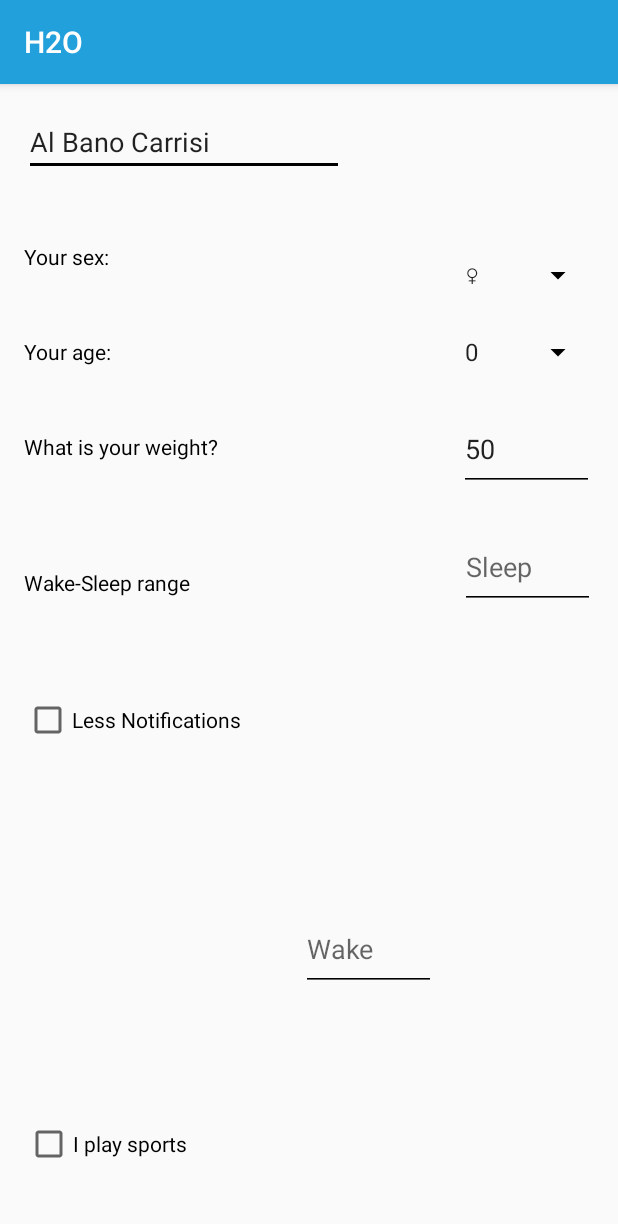
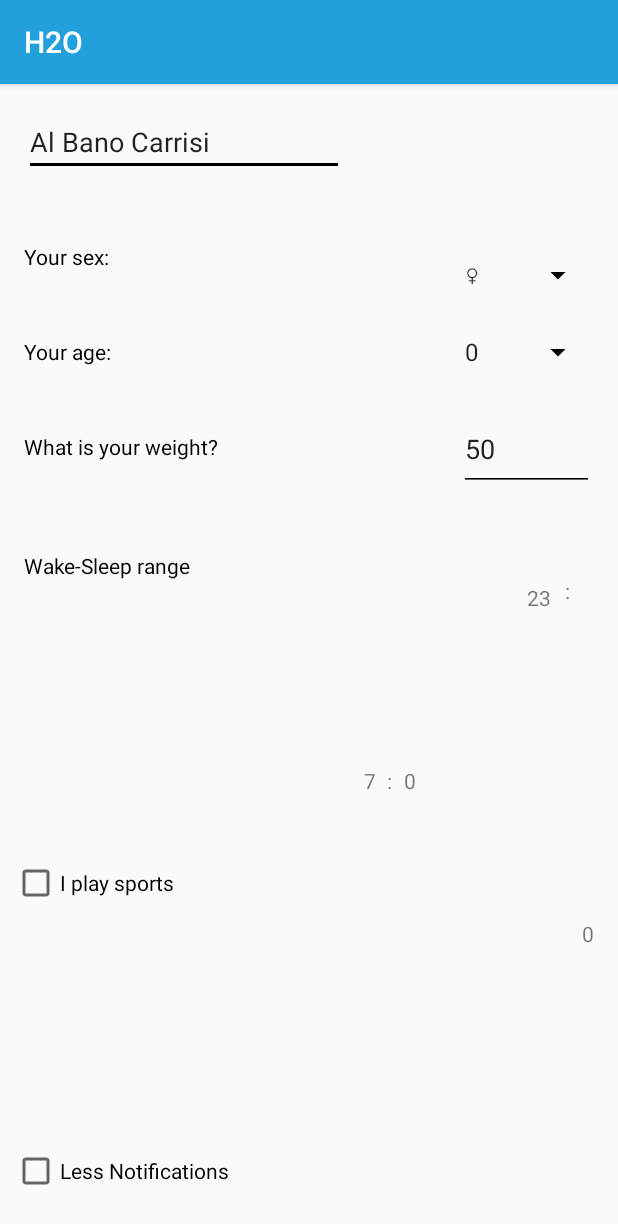
Before and after one commit to francescoFabris/H2Ofunzionante, an Android app: the InputActivity screen opened directly, with no data from a screen before it, on a phone screen of 412 x 824 dp. Shown: the top 1224 px of the screen. Run offline under Robolectric (Android 15) with nearby library versions, the phone set to English and light mode, and no system bars.

Commit message:
-fatta un sacco de roba

```diff
--- a/app/src/main/java/it/unipd/dei/esp1617/h2o/InputActivity.java
+++ b/app/src/main/java/it/unipd/dei/esp1617/h2o/InputActivity.java
@@ -1,8 +1,12 @@
 package it.unipd.dei.esp1617.h2o;
 
 //import android.annotation.SuppressLint;
+import android.app.TimePickerDialog;
 import android.content.SharedPreferences;
+import android.icu.util.Calendar;
+import android.os.Build;
 import android.os.Bundle;
+import android.support.annotation.RequiresApi;
 import android.support.v7.app.AppCompatActivity;
 import android.text.Editable;
 import android.text.TextWatcher;
@@ -12,6 +16,8 @@ import android.widget.ArrayAdapter;
 import android.widget.CheckBox;
 import android.widget.EditText;
 import android.widget.Spinner;
+import android.widget.TextView;
+import android.widget.TimePicker;
 import android.widget.Toast;
 /**
  * Created by boemd on 04/04/2017.
@@ -37,20 +43,27 @@ public class InputActivity extends AppCompatActivity
         boolean male = preferences.getBoolean("male_value",false);  //male = true, female = false;
         String name = preferences.getString("name_value", "Al Bano Carrisi");
         int quantity = preferences.getInt("quantity", 0);
-        //mancano gli orari!!
+        final int hourW = preferences.getInt("hour_w", 7);
+        final int minW = preferences.getInt("min_w", 0);
+        final int hourS = preferences.getInt("hour_s", 23);
+        final int minS = preferences.getInt("min_s", 0);
+
 
         //aggancio widget con IDs
         final EditText spaceName=(EditText) findViewById(R.id.name_space);
         EditText spaceWeight=(EditText) findViewById(R.id.weight);
-        EditText spaceSport=(EditText) findViewById(R.id.sport_time);
+        //EditText spaceSport=(EditText) findViewById(R.id.sport_time);
         Spinner spinnerSex=(Spinner) findViewById(R.id.sex_spinner);
         final Spinner spinnerAge=(Spinner) findViewById(R.id.age_spinner);
-        EditText spaceSleep=(EditText) findViewById(R.id.sleep_time);
-        EditText spaceWake=(EditText) findViewById(R.id.wake_time);
+        TextView wakeHour=(TextView) findViewById(R.id.wake_hour);
+        TextView wakeMin=(TextView) findViewById(R.id.wake_min);
+        TextView sleepHour=(TextView) findViewById(R.id.sleep_hour);
+        TextView sleepMin=(TextView) findViewById(R.id.sleep_min);
         CheckBox checkNot = (CheckBox) findViewById(R.id.less_notifications);
-
+        CheckBox checkSport= (CheckBox) findViewById(R.id.sport_box);
         //CheckBox
         checkNot.setChecked(lessnot);
+        checkSport.setChecked(sport);
 
         //EditText
         if(name.equals(""))
@@ -59,7 +72,6 @@ public class InputActivity extends AppCompatActivity
         }
         spaceName.setText(name);
         spaceWeight.setText(Integer.toString(weight)); //Non è stato messo l'Integer puro perché causava un bug nell'apertura
-        //spaceSport.setText();
         //spaceSleep.setText();
         //spaceSleep.setText();
 
@@ -143,7 +155,75 @@ public class InputActivity extends AppCompatActivity
             }
         });
 
+
+        wakeHour.setText(Integer.toString(hourW));
+        wakeMin.setText(Integer.toString(minW));
+        sleepHour.setText(Integer.toString(hourS));
+        sleepMin.setText(Integer.toString(minS));
+
+        wakeHour.setOnClickListener(new View.OnClickListener(){
+            @Override
+            public void onClick(View v){
+                showTimeDialogW(v, hourW, minW);
+            }
+        });
+
+        wakeMin.setOnClickListener(new View.OnClickListener(){
+            @Override
+            public void onClick(View v){
+                showTimeDialogW(v, hourW, minW);
+            }
+        });
+
+        sleepHour.setOnClickListener(new View.OnClickListener(){
+            @Override
+            public void onClick(View v){
+                showTimeDialogS(v, hourS, minS);
+            }
+        });
+
+        sleepMin.setOnClickListener(new View.OnClickListener(){
+            @Override
+            public void onClick(View v){
+                showTimeDialogS(v, hourS, minS);
+            }
+        });
+
     }
+
+    private void showTimeDialogW(View v, int hour, int min){
+        (new TimePickerDialog(InputActivity.this, timeSetListenerW, hour,min,true)).show();
+    }
+
+    private void showTimeDialogS(View v, int hour, int min){
+        (new TimePickerDialog(InputActivity.this, timeSetListenerS, hour,min,true)).show();
+    }
+
+    private TimePickerDialog.OnTimeSetListener timeSetListenerW = new TimePickerDialog.OnTimeSetListener() {
+        @Override
+        public void onTimeSet(TimePicker view, int hourOfDay, int minute)
+        {
+            int hourW = hourOfDay;
+            int minW = minute;
+            TextView wakeH = (TextView) findViewById(R.id.wake_hour);
+            TextView wakeM = (TextView) findViewById(R.id.wake_min);
+            wakeH.setText(Integer.toString(hourW));
+            wakeM.setText(Integer.toString(minW));
+        }
+    };
+
+    private TimePickerDialog.OnTimeSetListener timeSetListenerS = new TimePickerDialog.OnTimeSetListener() {
+        @Override
+        public void onTimeSet(TimePicker view, int hourOfDay, int minute)
+        {
+            int hourW = hourOfDay;
+            int minW = minute;
+            TextView sleepH = (TextView) findViewById(R.id.sleep_hour);
+            TextView sleepM = (TextView) findViewById(R.id.sleep_min);
+            sleepH.setText(Integer.toString(hourW));
+            sleepM.setText(Integer.toString(minW));
+        }
+    };
 
     //@SuppressLint("CommitPrefsEdit")
     @Override
@@ -167,8 +247,12 @@ public class InputActivity extends AppCompatActivity
         String name = spaceName.getText().toString();
         CheckBox checkNoti = (CheckBox)findViewById(R.id.less_notifications) ;
         boolean lessnot = checkNoti.isChecked();
-        CheckBox checkSport = (CheckBox)findViewById(R.id.less_notifications) ;
-        boolean sport = checkNoti.isChecked();
+        CheckBox checkSport = (CheckBox)findViewById(R.id.sport_box) ;
+        boolean sport = checkSport.isChecked();
+        int hourW = 0+Integer.parseInt(((TextView)findViewById(R.id.wake_hour)).getText().toString());
+        int minW = 0+Integer.parseInt(((TextView)findViewById(R.id.wake_min)).getText().toString());
+        int hourS = 0+Integer.parseInt(((TextView)findViewById(R.id.sleep_hour)).getText().toString());
+        int minS = 0+Integer.parseInt(((TextView)findViewById(R.id.sleep_min)).getText().toString());
 
 
         //salvataggio dello stato persistente
@@ -178,14 +262,20 @@ public class InputActivity extends AppCompatActivity
         editor.putBoolean("male_value",male);
         editor.putString("name_value",name);
         editor.putBoolean("sport_value",sport);
+        editor.putInt("hour_w",hourW);
+        editor.putInt("min_w",minW);
+        editor.putInt("hour_s",hourS);
+        editor.putInt("min_s",minS);
+
         if(modificationsHaveOccurred){
             editor.putInt("quantity",getQuantity());
         }
+
         //salvataggio in mutua esclusione
         editor.commit();
 
         if(modificationsHaveOccurred){
-            scheduleNotifications();
+            //scheduleNotifications();
         }
     }
 
@@ -253,12 +343,23 @@ public class InputActivity extends AppCompatActivity
         return quantity;
     }
 
+
+    /*
     //questo metodo viene invocato quando l'activity viene messa in pausa se i valori di input subiscono delle modifiche
     //gli orari delle notifiche vengono schedulati utilizzando il nuovo input
     private void scheduleNotifications()
     {
         SharedPreferences preferences = getPreferences(MODE_PRIVATE);
-        int quantity = preferences.getInt("quantity", 0);
-        MyTime wake, sleep, sport;
+        int bicchieri = (Integer) (preferences.getInt("quantity", 0))/200;
+        MyTime wake, sleep;
+        int hours[] = new int[24];
+        int slot = sleep.getHour()-wake.getHour()+1;
+        int free = slot-bicchieri; //se>0 ho più slot che bicchieri
+        int extra = -free;
+        if(extra>0){
+
+        }
     }
+    */
+
 }
--- a/app/src/main/res/layout/activity_input.xml
+++ b/app/src/main/res/layout/activity_input.xml
@@ -117,81 +117,134 @@
         android:layout_width="wrap_content"
         android:layout_height="wrap_content"
         android:layout_marginEnd="8dp"
-        android:layout_marginLeft="16dp"
-        android:layout_marginRight="8dp"
         android:layout_marginStart="16dp"
         android:text="@string/time_insert"
         android:textColor="@android:color/black"
-        app:layout_constraintHorizontal_bias="0.0"
+        android:layout_marginTop="60dp"
+        app:layout_constraintTop_toBottomOf="@+id/weight_field"
+        android:layout_marginLeft="16dp"
         app:layout_constraintLeft_toLeftOf="parent"
-        app:layout_constraintRight_toLeftOf="@+id/wake_time"
-        android:layout_marginTop="71dp"
-        app:layout_constraintTop_toBottomOf="@+id/weight_field"/>
-
-    <EditText
-        android:id="@+id/wake_time"
-        android:layout_width="90dp"
-        android:layout_height="55dp"
-        android:layout_marginEnd="16dp"
-        android:backgroundTint="@android:color/black"
-        android:ems="10"
-        android:inputType="time"
-        android:textColorLink="@android:color/black"
-        android:hint="@string/wake"
-        app:layout_constraintRight_toLeftOf="@+id/sleep_time"
-        android:layout_marginRight="13dp"
-        app:layout_constraintBottom_toBottomOf="parent"
-        android:layout_marginBottom="163dp"
-        android:layout_marginTop="8dp"
-        app:layout_constraintTop_toBottomOf="@+id/weight"
-        app:layout_constraintVertical_bias="1.0"/>
-
-    <EditText
-        android:id="@+id/sleep_time"
-        android:layout_width="90dp"
-        android:layout_height="55dp"
-        android:layout_marginEnd="15dp"
-        android:backgroundTint="@android:color/black"
-        android:ems="10"
-        android:inputType="time"
-        android:hint="@string/sleep"
-        tools:layout_constraintBaseline_creator="1"
-        android:layout_marginRight="16dp"
-        app:layout_constraintRight_toRightOf="parent"
-        android:layout_marginTop="23dp"
-        app:layout_constraintTop_toBottomOf="@+id/weight"
-        app:layout_constraintBottom_toBottomOf="parent"
-        android:layout_marginBottom="8dp"
-        app:layout_constraintVertical_bias="0.0"/>
+        app:layout_constraintRight_toLeftOf="@+id/wake_hour"
+        android:layout_marginRight="8dp"
+        app:layout_constraintHorizontal_bias="0.0"/>
 
     <CheckBox
         android:id="@+id/less_notifications"
         android:layout_width="wrap_content"
         android:layout_height="wrap_content"
-        android:layout_marginLeft="16dp"
         android:text="@string/less_not"
-        app:layout_constraintLeft_toLeftOf="parent"
-        android:layout_marginTop="31dp"
-        app:layout_constraintTop_toBottomOf="@+id/wake_field"
-        android:layout_marginBottom="8dp"
-        app:layout_constraintBottom_toTopOf="@+id/sport_box"
+        android:layout_marginLeft="8dp"
+        app:layout_constraintBottom_toBottomOf="parent"
+        android:layout_marginBottom="27dp"
         android:layout_marginRight="8dp"
         app:layout_constraintRight_toRightOf="parent"
-        app:layout_constraintHorizontal_bias="0.0"
-        app:layout_constraintVertical_bias="0.125"/>
+        app:layout_constraintLeft_toLeftOf="parent"
+        app:layout_constraintHorizontal_bias="0.0"/>
 
     <CheckBox
         android:id="@+id/sport_box"
         android:layout_width="wrap_content"
         android:layout_height="wrap_content"
         android:text="@string/sport_insert"
+        android:layout_marginRight="255dp"
+        app:layout_constraintRight_toRightOf="parent"
+        android:layout_marginTop="8dp"
+        app:layout_constraintTop_toBottomOf="@+id/wake_field"
+        android:layout_marginBottom="8dp"
+        app:layout_constraintBottom_toTopOf="@+id/less_notifications"
+        app:layout_constraintVertical_bias="0.54"
         android:layout_marginLeft="8dp"
         app:layout_constraintLeft_toLeftOf="parent"
+        app:layout_constraintHorizontal_bias="0.0"/>
+
+
+
+    <TextView
+        android:id="@+id/wake_hour"
+        android:layout_width="wrap_content"
+        android:layout_height="wrap_content"
+        android:text="wH"
+        android:onClick="onClick"
+        android:clickable="true"
+        app:layout_constraintRight_toLeftOf="@+id/twoPoints1"
+        android:layout_marginRight="7dp"
+        app:layout_constraintBottom_toBottomOf="parent"
+        android:layout_marginBottom="8dp"
+        app:layout_constraintTop_toTopOf="parent"
+        android:layout_marginTop="8dp"
+        app:layout_constraintVertical_bias="0.61"/>
+    <TextView
+        android:id="@+id/wake_min"
+        android:layout_width="wrap_content"
+        android:layout_height="wrap_content"
+        android:text="wM"
+        android:onClick="onClick"
+        android:clickable="true"
+        app:layout_constraintLeft_toRightOf="@+id/twoPoints1"
+        android:layout_marginLeft="8dp"
+        app:layout_constraintRight_toLeftOf="@+id/sleep_hour"
         android:layout_marginRight="8dp"
+        app:layout_constraintHorizontal_bias="0.0"
+        app:layout_constraintBottom_toBottomOf="parent"
+        android:layout_marginBottom="8dp"
+        app:layout_constraintTop_toTopOf="parent"
+        android:layout_marginTop="8dp"
+        app:layout_constraintVertical_bias="0.61"/>
+
+    <TextView
+        android:id="@+id/twoPoints1"
+        android:layout_width="wrap_content"
+        android:layout_height="wrap_content"
+        android:text=":"
+        app:layout_constraintBottom_toBottomOf="parent"
+        android:layout_marginBottom="8dp"
+        app:layout_constraintTop_toTopOf="parent"
+        android:layout_marginTop="8dp"
+        app:layout_constraintVertical_bias="0.61"
+        android:layout_marginLeft="258dp"
+        app:layout_constraintLeft_toLeftOf="parent"/>
+
+    <TextView
+        android:id="@+id/sleep_hour"
+        android:layout_width="wrap_content"
+        android:layout_height="wrap_content"
+        android:text="sH"
+        android:onClick="onClick"
+        android:clickable="true"
+        app:layout_constraintRight_toLeftOf="@+id/twoPoints2"
+        android:layout_marginRight="9dp"
+        android:layout_marginTop="8dp"
+        app:layout_constraintTop_toBottomOf="@+id/weight"
+        app:layout_constraintBottom_toBottomOf="parent"
+        android:layout_marginBottom="8dp"
+        app:layout_constraintVertical_bias="0.115"/>
+    <TextView
+        android:id="@+id/sleep_min"
+        android:layout_width="wrap_content"
+        android:layout_height="wrap_content"
+        android:text="sM"
+        android:onClick="onClick"
+        android:clickable="true"
+        android:layout_marginRight="16dp"
         app:layout_constraintRight_toRightOf="parent"
         app:layout_constraintBottom_toBottomOf="parent"
-        android:layout_marginBottom="45dp"
-        app:layout_constraintHorizontal_bias="0.03"/>
+        android:layout_marginBottom="192dp"
+        android:layout_marginTop="8dp"
+        app:layout_constraintTop_toBottomOf="@+id/weight"
+        app:layout_constraintVertical_bias="1.0"/>
+
+    <TextView
+        android:id="@+id/twoPoints2"
+        android:layout_width="wrap_content"
+        android:layout_height="wrap_content"
+        android:text=":"
+        app:layout_constraintRight_toLeftOf="@+id/sleep_min"
+        android:layout_marginRight="8dp"
+        android:layout_marginTop="8dp"
+        app:layout_constraintTop_toBottomOf="@+id/weight"
+        app:layout_constraintBottom_toBottomOf="parent"
+        android:layout_marginBottom="8dp"
+        app:layout_constraintVertical_bias="0.105"/>
 
 
 </android.support.constraint.ConstraintLayout>
```
